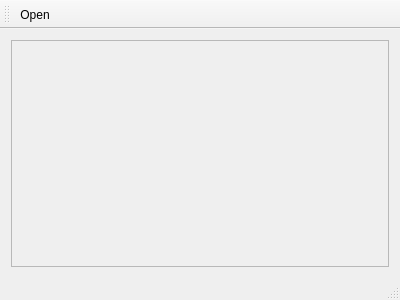
alexkh/slidewalk, file mainbox.ui: the form before one commit.
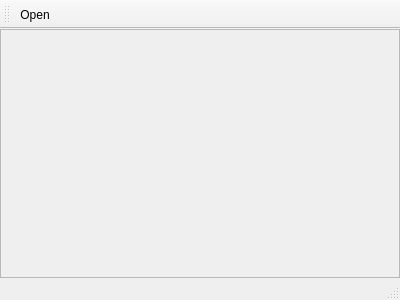
The form after the commit.

Commit message: added Malaterre's suggestions to enable building it on Debian

What changed in the file:
```diff
--- a/mainbox.ui
+++ b/mainbox.ui
@@ -78,7 +78,7 @@
    </property>
   </action>
  </widget>
- <layoutdefault spacing="6" margin="11"/>
+ <layoutdefault spacing="0" margin="0"/>
  <resources/>
  <connections/>
 </ui>
```
The commit also changes 2 other files.
